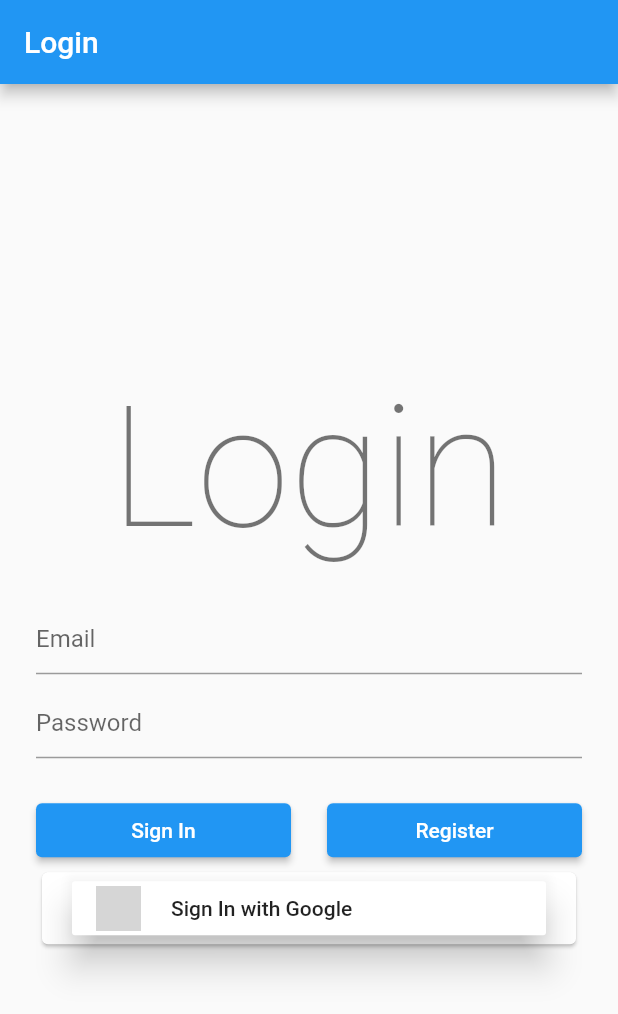
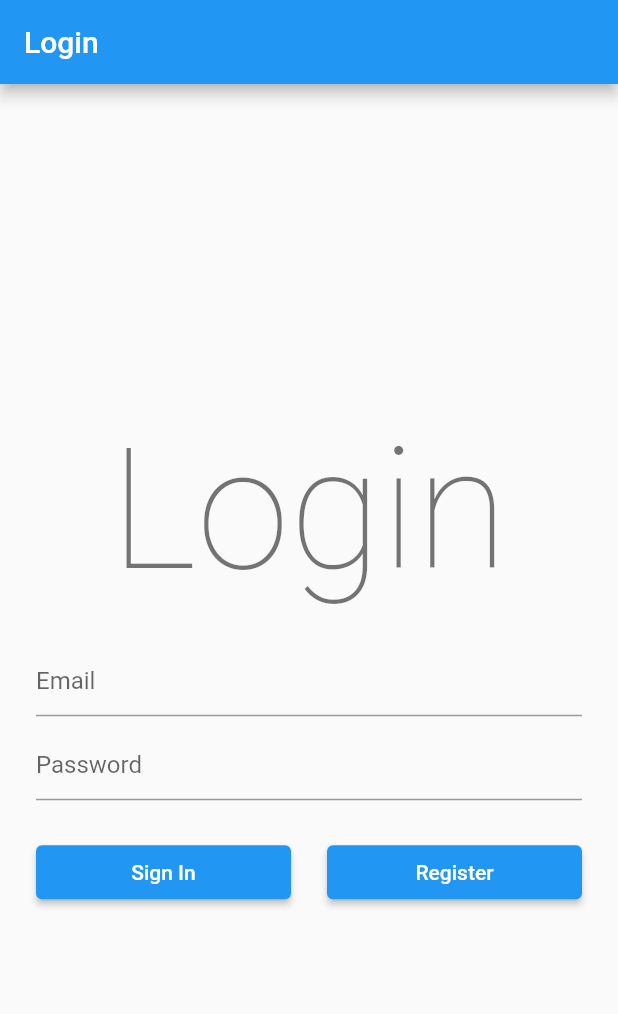
Before and after one commit to Perpoul/HatTrick-Frontend, a Flutter app: the screen it shows after launch, on a phone screen of 412 x 824 dp. Shown: the top 1014 px of the screen. Run offline on Flutter 3.47's test engine with Material 2 defaults, Android fonts, the phone set to English and light mode, and no system bars; our stand-ins replace firebase_auth, firebase_core, geolocator, google_maps_flutter, google_sign_in; accounts and stored records are empty; grey boxes are pictures that could not be loaded.

Commit message:
google bux fix

```diff
--- a/lib/pages/login.dart
+++ b/lib/pages/login.dart
@@ -179,43 +179,43 @@ class _LoginPageState extends State<LoginPage> {
                                                         )))
                                               ]),
                                     //google sign in:
-                                    Card(
-                                        child: Column(
-                                            mainAxisAlignment:
-                                                MainAxisAlignment.spaceEvenly,
-                                            children: [
-                                          Padding(
-                                              padding: const EdgeInsets.only(
-                                                  left: 20, right: 20),
-                                              child: MaterialButton(
-                                                color: Colors.white,
-                                                elevation: 10,
-                                                child: Row(
-                                                  mainAxisAlignment:
-                                                      MainAxisAlignment.start,
-                                                  children: [
-                                                    Container(
-                                                      height: 30.0,
-                                                      width: 30.0,
-                                                      decoration: BoxDecoration(
-                                                        image: DecorationImage(
-                                                            image: AssetImage(
-                                                                'assets/images/googleimage.png'),
-                                                            fit: BoxFit.cover),
-                                                        shape: BoxShape.circle,
-                                                      ),
-                                                    ),
-                                                    SizedBox(
-                                                      width: 20,
-                                                    ),
-                                                    Text("Sign In with Google")
-                                                  ],
-                                                ),
-                                                onPressed: () {
-                                                  googleSignUp(context);
-                                                },
-                                              ))
-                                        ]))
+                                    //                   Card(
+                                    //                       child: Column(
+                                    //                           mainAxisAlignment:
+                                    //                               MainAxisAlignment.spaceEvenly,
+                                    //                           children: [
+                                    //                         Padding(
+                                    //                             padding: const EdgeInsets.only(
+                                    //                                 left: 20, right: 20),
+                                    //                             child: MaterialButton(
+                                    //                               color: Colors.white,
+                                    //                               elevation: 10,
+                                    //                               child: Row(
+                                    //                                 mainAxisAlignment:
+                                    //                                     MainAxisAlignment.start,
+                                    //                                 children: [
+                                    //                                   Container(
+                                    //                                     height: 30.0,
+                                    //                                     width: 30.0,
+                                    //                                     decoration: BoxDecoration(
+                                    //                                       image: DecorationImage(
+                                    //                                           image: AssetImage(
+                                    //                                               'assets/images/googleimage.png'),
+                                    //                                           fit: BoxFit.cover),
+                                    //                                       shape: BoxShape.circle,
+                                    //                                     ),
+                                    //                                   ),
+                                    //                                   SizedBox(
+                                    //                                     width: 20,
+                                    //                                   ),
+                                    //                                   Text("Sign In with Google")
+                                    //                                 ],
+                                    //                               ),
+                                    //                               onPressed: () {
+                                    //                                 googleSignUp(context);
+                                    //                               },
+                                    //                             ))
+                                    //                       ]))
                                   ]))
                             ]));
                   }
```
